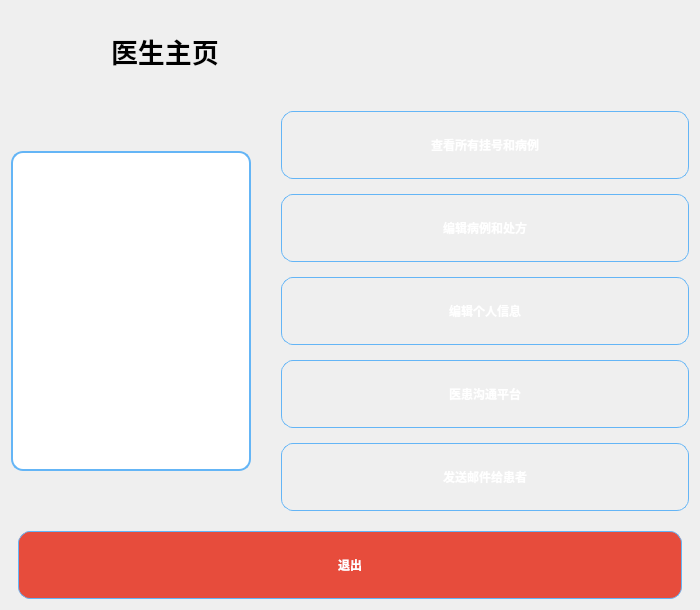
This is medical_client/doctorprofile.ui in Gray7118/SMS-Smart_Medical_System as Qt 5 draws it before an edit. The edited form follows.
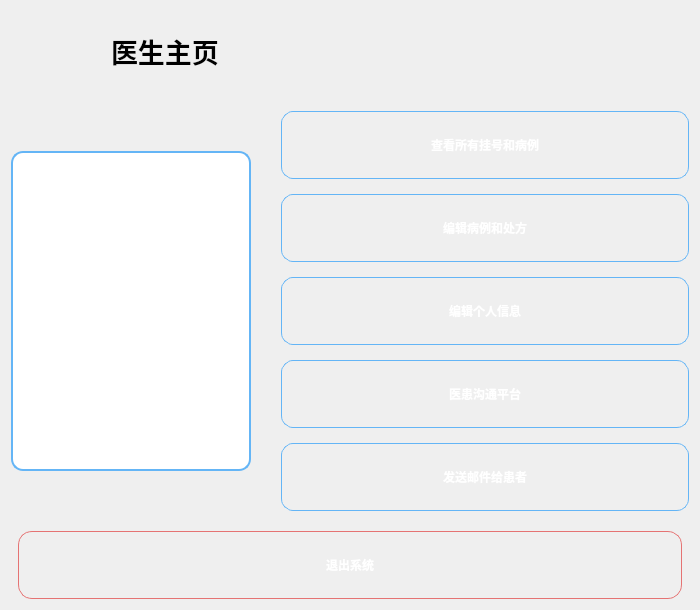
This is the edited form. Icons and pictures are not drawn.

What changed in the file:
```diff
--- a/medical_client/doctorprofile.ui
+++ b/medical_client/doctorprofile.ui
@@ -56,9 +56,16 @@
             stop:1 #1565c0
         );
     }
-    /* 只修改退出按钮样式 */
+    /* 退出按钮样式：完全覆盖 */
     #quitButton {
-        background-color: #e74c3c;
+        border-radius: 14px;
+        border: 1px solid #e57373;
+        color: #ffffff;
+        background-color: qlineargradient(
+            x1:0, y1:0, x2:0, y2:1,
+            stop:0 #ff7f7f,
+            stop:1 #e53935
+        );
     }
     #quitButton:hover { background-color: #c0392b; }
    </string>
@@ -228,7 +235,7 @@
         </size>
        </property>
        <property name="text">
-        <string>退出</string>
+        <string>退出系统</string>
        </property>
       </widget>
      </item>
```
Left out of the diff: 15 changed lines with no effect on the pictures.
